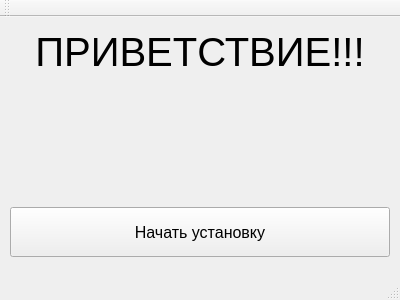
This is src/mainwindow.ui in marcelo-tavares-ifsp/mst as Qt 5 draws it before an edit. The edited form follows.
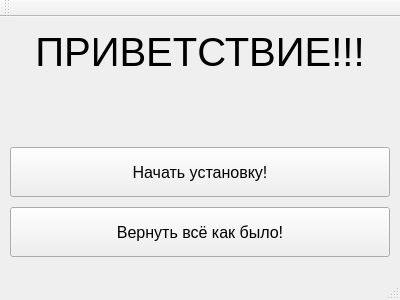
This is the edited form. The open tabs and pages were chosen to show the change.

```diff
--- a/src/mainwindow.ui
+++ b/src/mainwindow.ui
@@ -64,6 +64,24 @@
       <property name="geometry">
        <rect>
         <x>10</x>
+        <y>130</y>
+        <width>380</width>
+        <height>50</height>
+       </rect>
+      </property>
+      <property name="font">
+       <font>
+        <pointsize>12</pointsize>
+       </font>
+      </property>
+      <property name="text">
+       <string>Начать установку!</string>
+      </property>
+     </widget>
+     <widget class="QPushButton" name="btn_next_4">
+      <property name="geometry">
+       <rect>
+        <x>10</x>
         <y>190</y>
         <width>380</width>
         <height>50</height>
@@ -75,7 +93,7 @@
        </font>
       </property>
       <property name="text">
-       <string>Начать установку</string>
+       <string>Вернуть всё как было!</string>
       </property>
      </widget>
     </widget>
```
Left out of the diff: 4 changed lines with no effect on the pictures.
